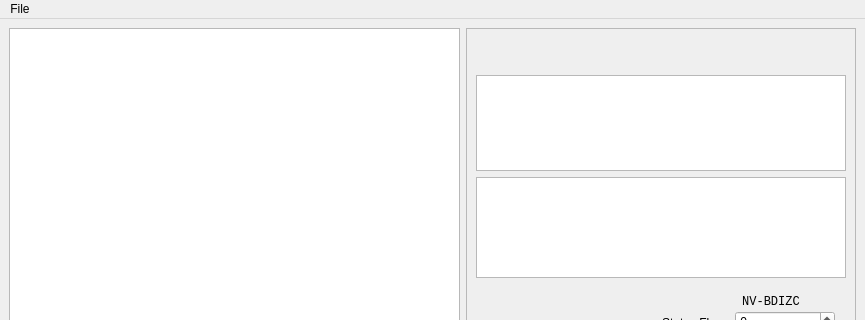
jnbarchan/6502assembler, file mainwindow.ui: the form before one commit; both pictures show x 0 to 865 and y 0 to 320 of the 865 by 779 pixel window.
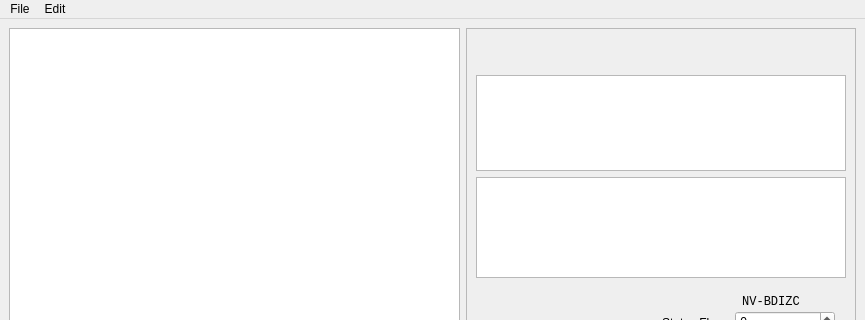
The form after the commit. Icons and pictures are not drawn. Custom widgets are drawn as their Qt base class.

Diff of the .ui file:
```diff
--- a/mainwindow.ui
+++ b/mainwindow.ui
@@ -751,7 +751,15 @@
     <addaction name="separator"/>
     <addaction name="actionExit"/>
    </widget>
+   <widget class="QMenu" name="menuEdit">
+    <property name="title">
+     <string>Edit</string>
+    </property>
+    <addaction name="actionFind"/>
+    <addaction name="actionFindReplace"/>
+   </widget>
    <addaction name="menuFile"/>
+   <addaction name="menuEdit"/>
   </widget>
   <widget class="QStatusBar" name="statusbar"/>
   <action name="actionExit">
```
Left out of the diff: 36 changed lines with no effect on the pictures.
